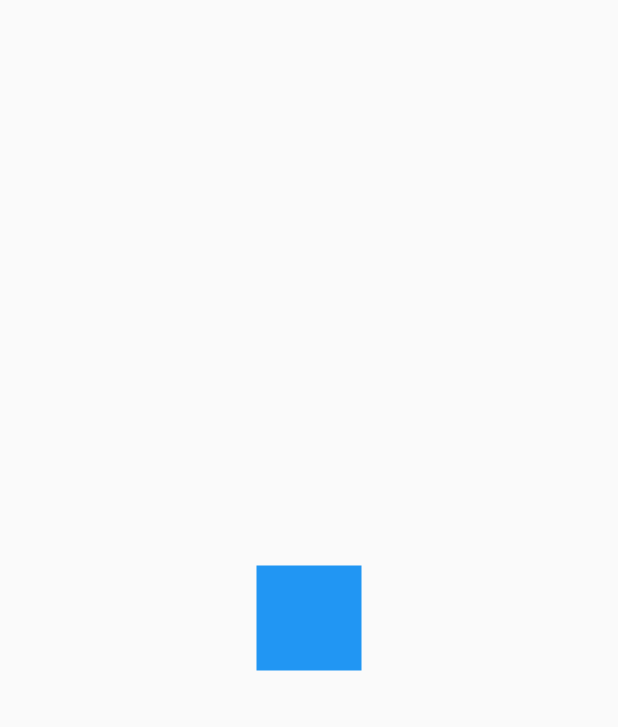
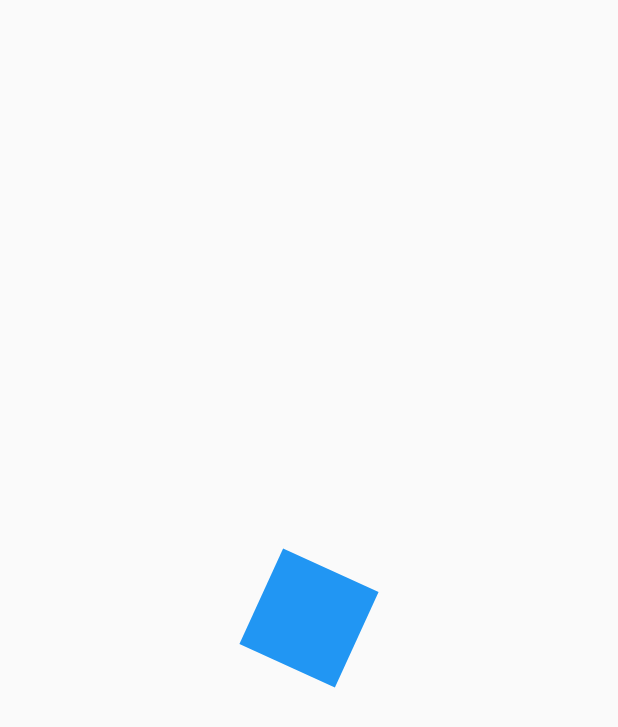
Before and after one commit to chicho69-cesar/designs-flutter-course, a Flutter app: the screen it shows after launch, on a phone screen of 412 x 824 dp. Shown: the top 727 px of the screen. Run offline on Flutter 3.47's test engine with Material 2 defaults, Android fonts, the phone set to English and light mode, and no system bars.

Commit message:
Basic animation with rotations

```diff
--- a/lib/src/pages/animations_page.dart
+++ b/lib/src/pages/animations_page.dart
@@ -49,7 +49,18 @@ class _AnimatedSquareState extends State<AnimatedSquare> with SingleTickerProvid
 
   @override
   Widget build(BuildContext context) {
-    return const _Rectangle();
+    controller.forward();
+
+    return AnimatedBuilder(
+      animation: controller,
+      child: const _Rectangle(),
+      builder: (BuildContext context, Widget? child) {
+        return Transform.rotate( // widget para hacer rotaciones en la animacion
+          angle: rotation.value,
+          child: child
+        );
+      },
+    );
   }
 }
 
```
